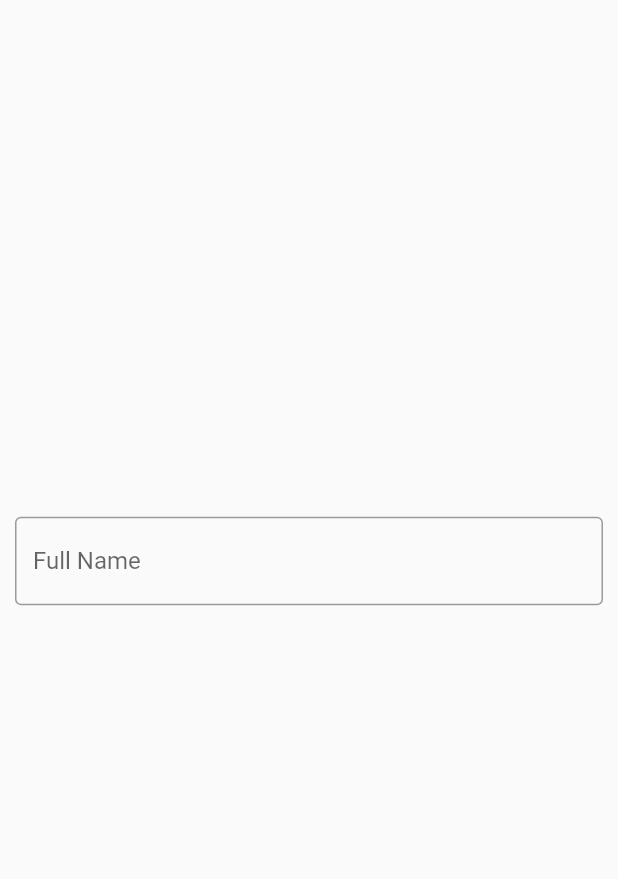
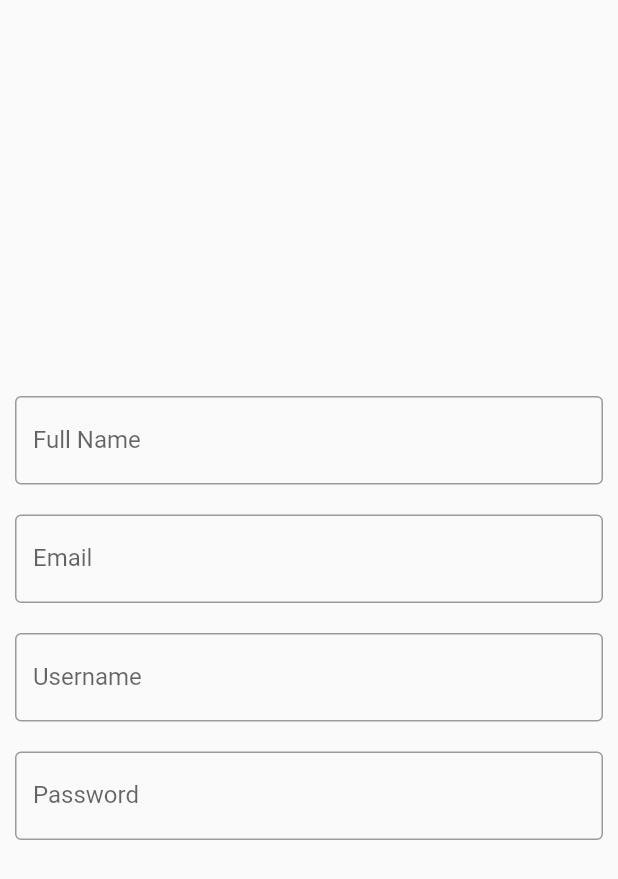
Before and after one commit to jdcamarin2/Propel, a Flutter app: the LoginScreen screen opened directly, after a tap on an icon or button, on a phone screen of 412 x 824 dp. Shown: the top 879 px of the screen. Run offline on Flutter 3.47's test engine with Material 2 defaults, Android fonts, the phone set to English and light mode, and no system bars.

Commit message:
Update signup.dart

```diff
--- a/propel/lib/screens/signup.dart
+++ b/propel/lib/screens/signup.dart
@@ -23,24 +23,44 @@ class _MyAppState extends State<MyApp> {
             Container(
                 margin: EdgeInsets.all(10),
                 child: TextField(
-                  controller: nameController,
+
                   decoration: InputDecoration(
                     border: OutlineInputBorder(),
                     labelText: 'Full Name',
                   ),
-                  onChanged: (text) {
-                    setState(() {
-                      fullName = text;
-                      //you can access nameController in its scope to get
-                      // the value of text entered as shown below
-                      //fullName = nameController.text;
-                    });
-                  },
+
                 )),
             Container(
-              margin: EdgeInsets.all(30),
-              child: Text(fullName),
-            )
+                margin: EdgeInsets.all(10),
+                child: TextField(
+
+                  decoration: InputDecoration(
+                    border: OutlineInputBorder(),
+                    labelText: 'Email',
+                  ),
+
+                )),
+            Container(
+                margin: EdgeInsets.all(10),
+                child: TextField(
+
+                  decoration: InputDecoration(
+                    border: OutlineInputBorder(),
+                    labelText: 'Username',
+                  ),
+                )),
+
+            Container(
+                margin: EdgeInsets.all(10),
+                child: TextField(
+
+                  obscureText: true,
+                  decoration: InputDecoration(
+                    border: OutlineInputBorder(),
+                    labelText: 'Password',
+                  ),
+                ))
+
       ]))),
     ));
   }
```
